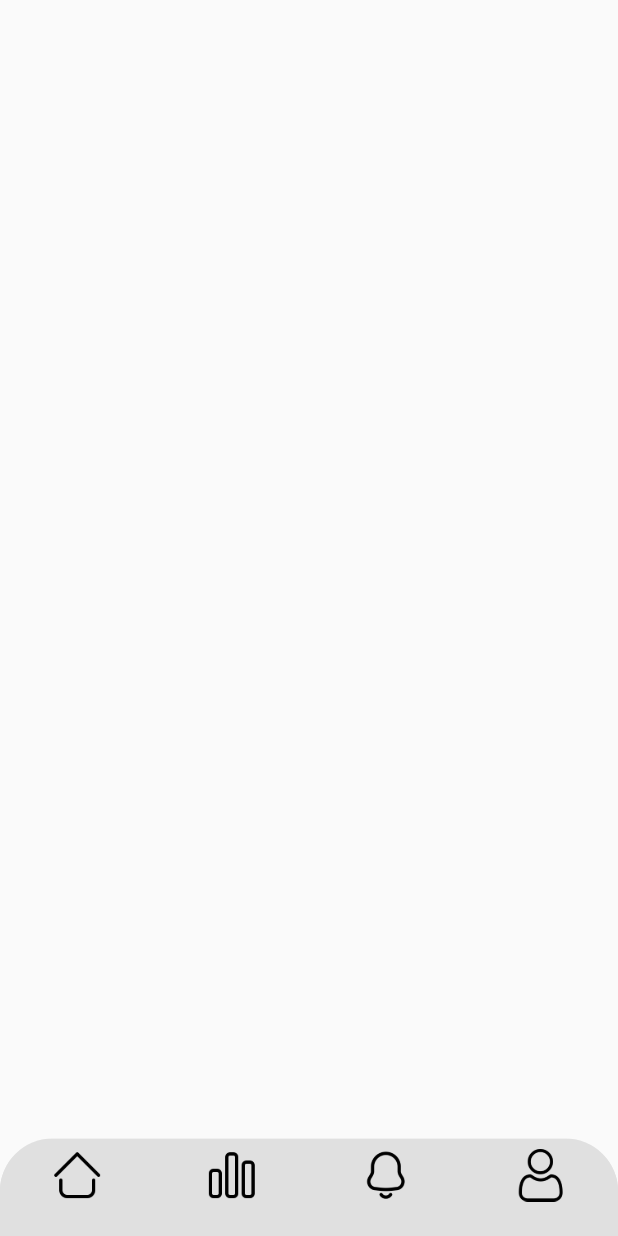
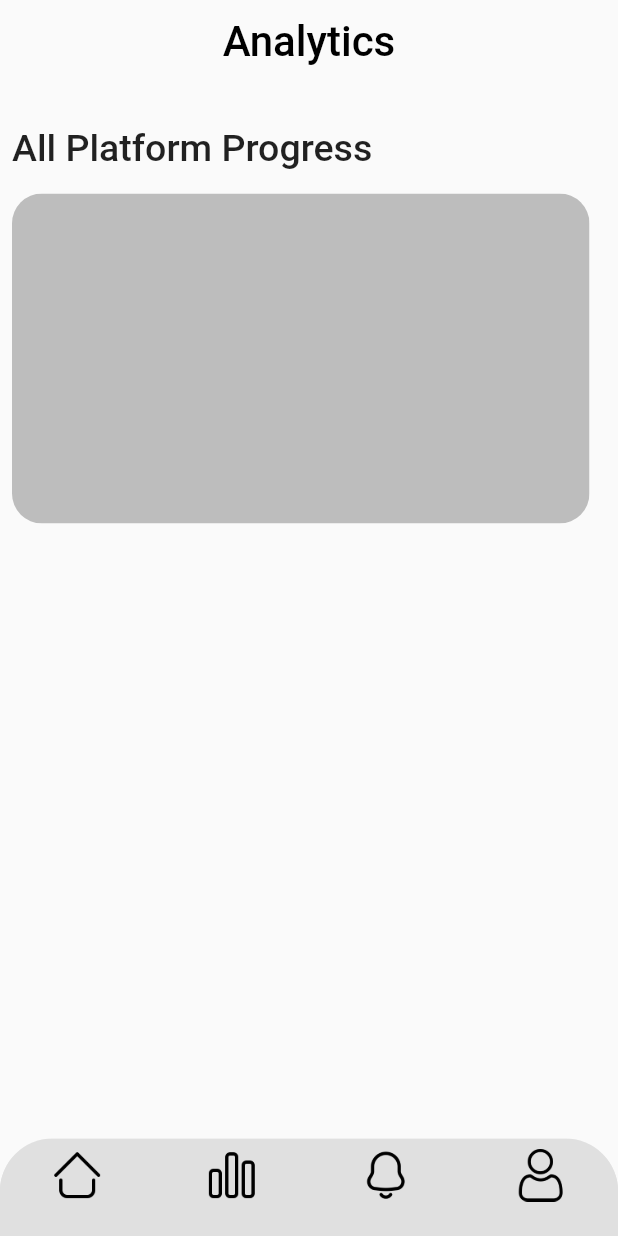
Before and after one commit to Adomakojohn/quizapp, a Flutter app: the screen it shows after launch, item 2 of the bottom bar chosen, on a phone screen of 412 x 824 dp. Run offline on Flutter 3.47's test engine with Material 2 defaults, Android fonts, the phone set to English and light mode, and no system bars; our stand-ins replace percent_indicator.

Commit message:
added analytics screen

```diff
--- /dev/null
+++ b/lib/screens/analytics_screen.dart
@@ -0,0 +1,40 @@
+import 'package:flutter/material.dart';
+
+class AnalyticsPage extends StatefulWidget {
+  const AnalyticsPage({super.key});
+
+  @override
+  State<AnalyticsPage> createState() => _AnalyticsPageState();
+}
+
+class _AnalyticsPageState extends State<AnalyticsPage> {
+  @override
+  Widget build(BuildContext context) {
+    return  Scaffold(
+      appBar: AppBar(
+        title: const Center(child:Text("Analytics", style: TextStyle(color: Colors.black, fontSize: 28),)),
+        elevation: 0,
+        backgroundColor: Colors.transparent,
+      ),
+      body:Column(crossAxisAlignment: CrossAxisAlignment.start,
+        children: [
+           const SizedBox(height: 20,),
+          const Padding(
+            padding: EdgeInsets.all(8.0),
+            child: Text("All Platform Progress", style: TextStyle(fontSize: 25, fontWeight: FontWeight.w500),),
+          ),
+          Padding(
+            padding: const EdgeInsets.all(8.0),
+            child: ClipRRect( borderRadius: BorderRadius.circular(20),
+              child: Container(
+                height: 220,
+                width:385,
+                color: Colors.grey.shade400,
+              ),
+            ),
+          )
+        ],
+      )
+    );
+  }
+}
--- a/lib/screens/bottom_nav_bar.dart
+++ b/lib/screens/bottom_nav_bar.dart
@@ -1,4 +1,5 @@
 import 'package:flutter/material.dart';
+import 'package:quizapp/screens/analytics_screen.dart';
 import 'package:quizapp/screens/home_screen.dart';
 import 'package:quizapp/screens/notification_screen.dart';
 
@@ -10,7 +11,7 @@ class BottomNavBar extends StatefulWidget {
 }
 
 class _BottomNavBarState extends State<BottomNavBar> {
-  final List _pages = [const HomePage(), Container(),const  NotificationPage(), Container()];
+  final List _pages = [const HomePage(), const AnalyticsPage(),const  NotificationPage(), Container()];
   int _selectedIndex = 0;
   void _navigateBottomBar(int index) {
     setState(() {
```
Also changed, not shown: lib/screens/home_screen.dart (+47 -10 lines).
